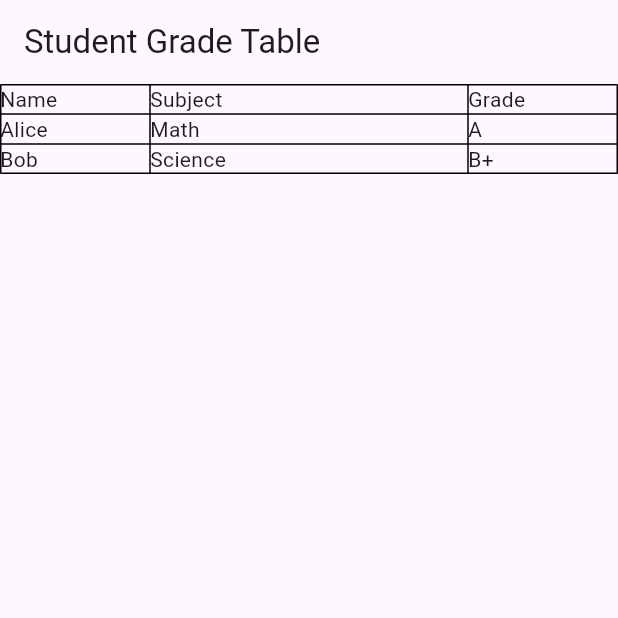
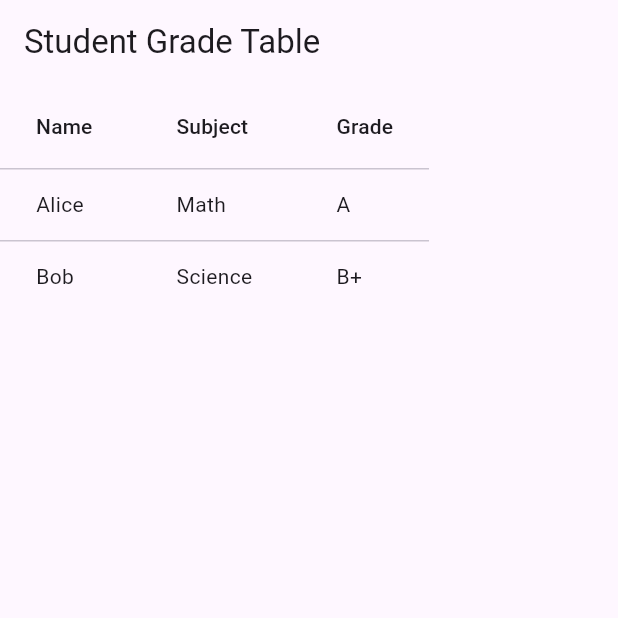
Before and after one commit to dtech-innovation/flutter_ex_32_table, a Flutter app: the screen it shows after launch, on a phone screen of 412 x 824 dp, the top half of it. Run offline on Flutter 3.47's test engine with Material 3 defaults, Android fonts, the light colour scheme and no system bars.

Commit message:
change to datatable

```diff
--- a/lib/main.dart
+++ b/lib/main.dart
@@ -12,28 +12,22 @@ class MyApp extends StatelessWidget {
         appBar: AppBar(
           title: const Text('Student Grade Table'),
         ),
-        body: Table(
-          border: TableBorder.all(), // Adds a border to all cells
-          columnWidths: const <int, TableColumnWidth>{
-            0: FixedColumnWidth(100.0), // fixed to 100.0 width
-            1: FlexColumnWidth(), // automatically adapts to fill the table width
-            2: FixedColumnWidth(100.0), // fixed to 100.0 width
-          },
-          children: const [
-            TableRow(children: [
-              Text('Name'),
-              Text('Subject'),
-              Text('Grade'),
+        body: DataTable(
+          columns: const [
+            DataColumn(label: Text('Name')),
+            DataColumn(label: Text('Subject')),
+            DataColumn(label: Text('Grade')),
+          ],
+          rows: const [
+            DataRow(cells: [
+              DataCell(Text('Alice')),
+              DataCell(Text('Math')),
+              DataCell(Text('A')),
             ]),
-            TableRow(children: [
-              Text('Alice'),
-              Text('Math'),
-              Text('A'),
-            ]),
-            TableRow(children: [
-              Text('Bob'),
-              Text('Science'),
-              Text('B+'),
+            DataRow(cells: [
+              DataCell(Text('Bob')),
+              DataCell(Text('Science')),
+              DataCell(Text('B+')),
             ]),
             // Add more students and grades here
           ],
```
